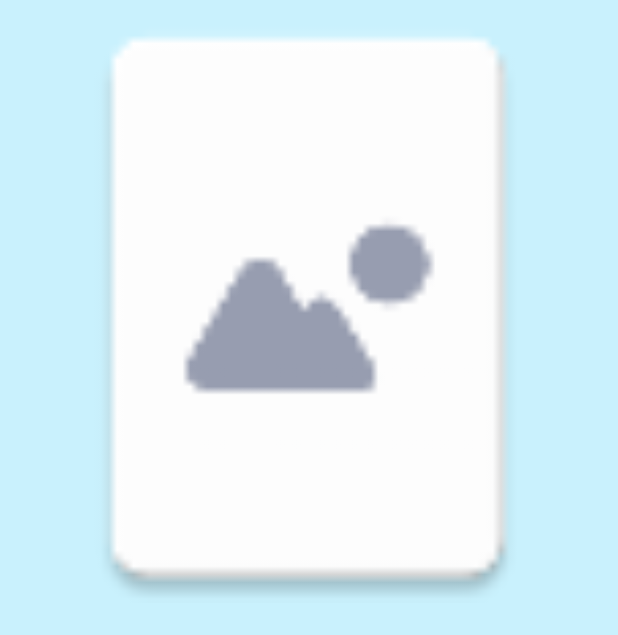
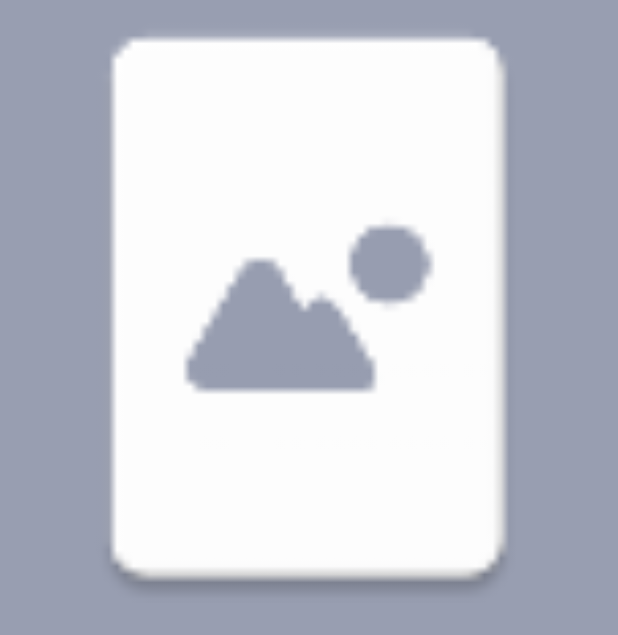
Before and after one commit to CMPUT301W22T00/QRHunt, an Android app: the layout qr_grid_element.xml on its own in the app's theme, with its tools: preview values and no code run, on a phone screen of 412 x 824 dp. Shown: the top 635 px of the screen. Run offline under Robolectric (Android 15) with nearby library versions, the phone set to English and light mode, and no system bars; Roboto replaces fonts that are not available here.

Commit message:
Update qr_grid_element.xml

```diff
--- a/app/src/main/res/layout/qr_grid_element.xml
+++ b/app/src/main/res/layout/qr_grid_element.xml
@@ -2,9 +2,10 @@
 <androidx.constraintlayout.widget.ConstraintLayout
     xmlns:android="http://schemas.android.com/apk/res/android"
     xmlns:app="http://schemas.android.com/apk/res-auto"
+    xmlns:tools="http://schemas.android.com/tools"
     android:layout_width="match_parent"
     android:layout_height="match_parent"
-    android:background="@color/accent_blue_light"
+    android:background="@color/accent_lilac"
     android:padding="10dp">
 
     <ImageView
@@ -13,5 +14,6 @@
         android:layout_height="0dp"
         app:layout_constraintDimensionRatio="H,1:1"
         app:srcCompat="@mipmap/ic_image_holder"
-        android:scaleType="centerCrop"/>
+        android:scaleType="centerCrop"
+        tools:ignore="MissingConstraints" />
 </androidx.constraintlayout.widget.ConstraintLayout>
```
